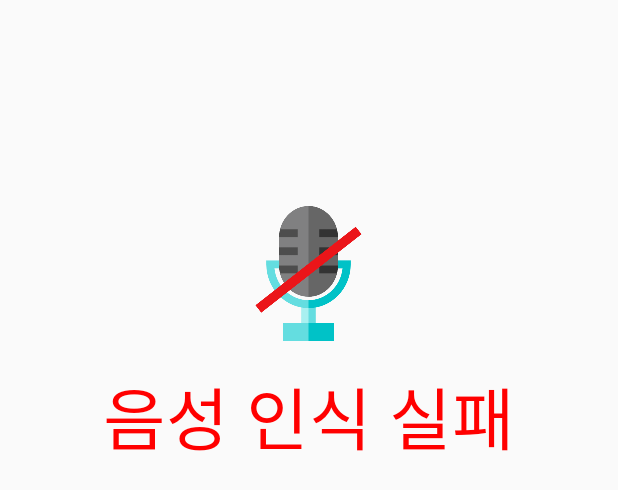
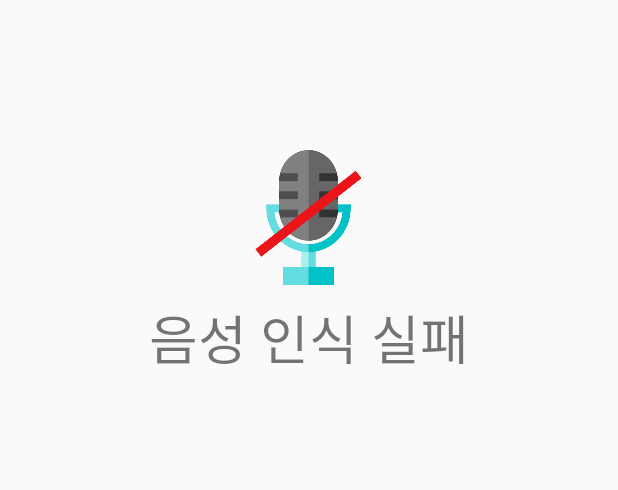
Before and after one commit to yohan5050/Testing, an Android app: the layout activity_rec_fail.xml on its own in the app's theme, with its tools: preview values and no code run, on a phone screen of 412 x 824 dp. Shown: the top 490 px of the screen. Run offline under Robolectric (Android 15) with nearby library versions, the phone set to English and light mode, and no system bars; Roboto replaces fonts that are not available here.

Commit message:
Change list color, position, and font color

```diff
--- a/app/src/main/java/com/google/cloud/android/reminderapp/PlayListActivity.java
+++ b/app/src/main/java/com/google/cloud/android/reminderapp/PlayListActivity.java
@@ -602,7 +602,7 @@ public class PlayListActivity extends AppCompatActivity {
             }
 
             if (position == tempPos2) {
-                view.setBackgroundColor(Color.parseColor("#B4F0B4"));
+                view.setBackgroundColor(Color.parseColor("#20556080"));
 //                view.setBackgroundColor(Color.rgb(92, 224, 189)); // #5CE0BD
             } else {
                 view.textView.setBackgroundColor(Color.parseColor("#00000000"));
--- a/app/src/main/res/layout/activity_play_list.xml
+++ b/app/src/main/res/layout/activity_play_list.xml
@@ -83,7 +83,7 @@
         android:layout_alignParentEnd="true"
         android:layout_below="@+id/linearTopBtn"
         android:layout_marginTop="15dp"
-        android:background="#388e3c"
+        android:background="#A0556080"
         android:gravity="center"
         android:text="메모 리스트"
         android:textColor="@android:color/white"
--- a/app/src/main/res/layout/activity_rec_fail.xml
+++ b/app/src/main/res/layout/activity_rec_fail.xml
@@ -6,12 +6,25 @@
     android:orientation="vertical"
     tools:context=".Main2Activity">
 
+    <ImageView
+        android:layout_width="match_parent"
+        android:layout_height="300dp"
+        android:scaleType="fitXY"
+        android:src="@drawable/post2"
+        android:layout_marginLeft="30dp"
+        android:layout_marginRight="30dp"
+        android:layout_marginBottom="57dp"
+        android:layout_alignParentBottom="true"
+        android:layout_centerHorizontal="true"
+        android:visibility="invisible"
+        android:id="@+id/imageView6" />
+    <!-- 위의 ImageView는 안쓰는 코드, 임시로 위치 맞추기 위해 넣음-->
+
     <LinearLayout
         android:id="@+id/linearLayout"
         android:layout_width="match_parent"
-        android:layout_height="550dp"
+        android:layout_height="500dp"
         android:layout_alignParentStart="true"
-        android:layout_marginTop="100dp"
         android:gravity="center"
         android:orientation="vertical">
 
@@ -20,7 +33,7 @@
             android:layout_width="90dp"
             android:layout_height="90dp"
             android:layout_above="@+id/linearLayout"
-            android:layout_centerHorizontal="true"
+            android:layout_gravity="center"
             android:scaleType="fitXY"
             android:src="@drawable/record_fail" />
 
@@ -28,21 +41,14 @@
             android:id="@+id/textView4"
             android:layout_width="match_parent"
             android:layout_height="70dp"
+            android:layout_marginBottom="140dp"
             android:layout_alignParentStart="true"
             android:layout_alignParentTop="true"
-            android:layout_marginTop="15dp"
             android:gravity="center"
             android:text="음성 인식 실패"
-            android:textColor="#FF0000"
-            android:textSize="45dp" />
-
-        <LinearLayout
-            android:layout_width="match_parent"
-            android:layout_height="300dp"
-            android:orientation="vertical">
+            android:textSize="35dp" />
 
 
-        </LinearLayout>
     </LinearLayout>
     <!--<ImageView-->
         <!--android:id="@+id/failImage"-->
```
Also changed, not shown: app/src/main/res/layout/activity_play.xml (+21 -11 lines), app/src/main/res/layout/activity_rec_no_time.xml (+29 -42 lines), app/src/main/res/layout/activity_rec_time.xml (+28 -12 lines), app/src/main/res/layout/activity_record.xml (+20 -18 lines).
